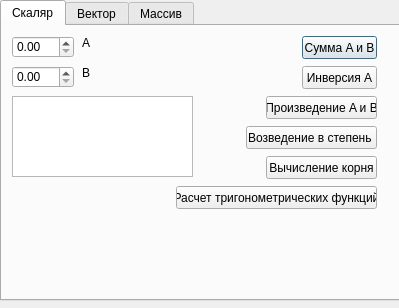
Old version of the form 1_2.ui in the repository Jokenek/TRPO.
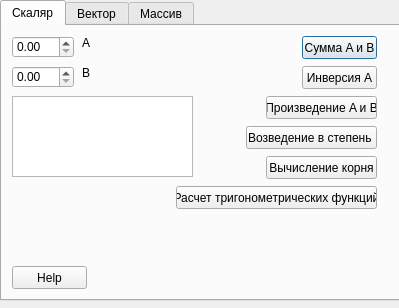
New version of the form.

Commit message:
5 день
Забыл Help

```diff
--- a/1_2.ui
+++ b/1_2.ui
@@ -163,6 +163,19 @@
       </rect>
      </property>
     </widget>
+    <widget class="QPushButton" name="HelpS">
+     <property name="geometry">
+      <rect>
+       <x>10</x>
+       <y>240</y>
+       <width>75</width>
+       <height>23</height>
+      </rect>
+     </property>
+     <property name="text">
+      <string>Help</string>
+     </property>
+    </widget>
    </widget>
    <widget class="QWidget" name="vector">
     <attribute name="title">
```
Left out of the diff: 26 changed lines with no effect on the pictures. The commit also changes 1 other file.
